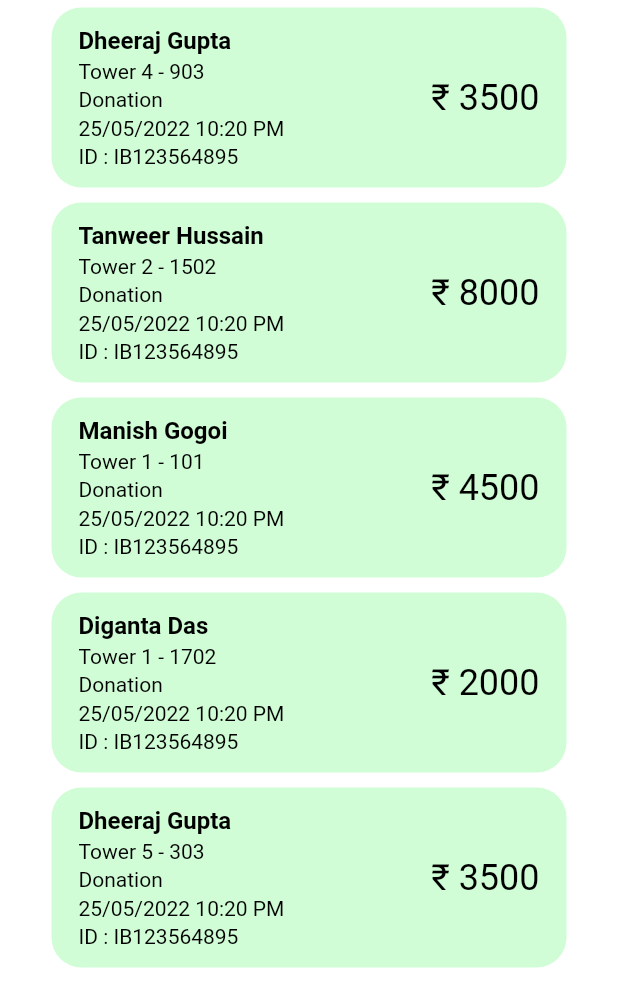
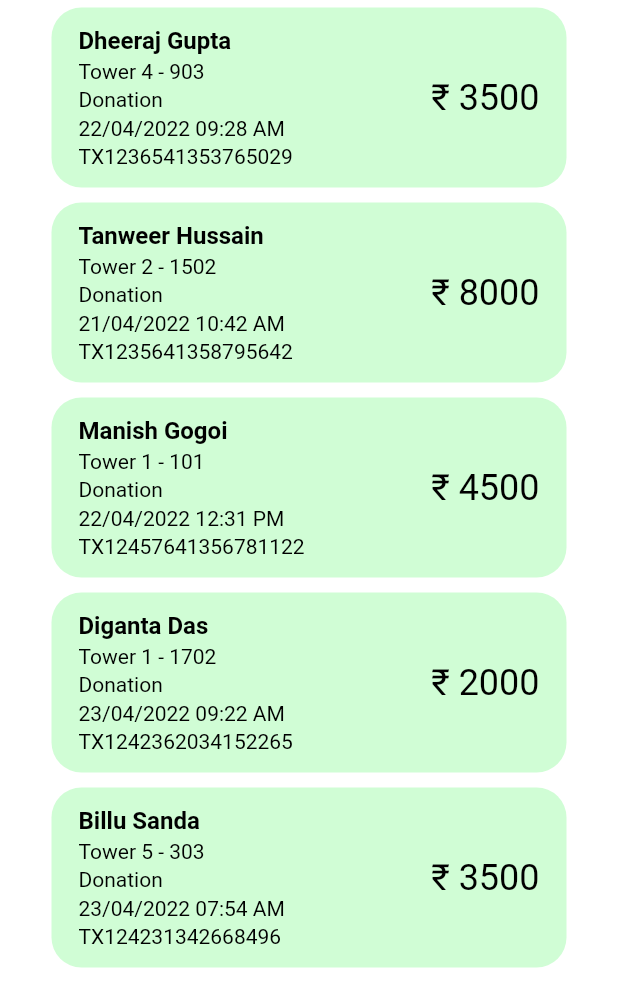
Before and after one commit to faizm55212/finsem_org, a Flutter app: the CrowdfundingPaymentScreen widget shown alone on an empty page, opened directly, on a phone screen of 412 x 824 dp. Shown: the top 1007 px of the screen. Run offline on Flutter 3.47's test engine with Material 2 defaults, Android fonts, the phone set to English and light mode, and no system bars; our stand-ins replace cloud_firestore, cloud_functions, firebase_auth, firebase_core, flutter_screenutil, flutter_svg and 4 more; missing offline and left inert: firebase_app_check; accounts and stored records are empty.

Commit message:
major part done

```diff
--- a/lib/ui/component/dummy.dart
+++ b/lib/ui/component/dummy.dart
@@ -126,31 +126,46 @@ class DummyData {
       blockRoom: "Tower 4 - 903",
       number: "9614035474",
       amount: "2000",
-        pName: "Dheeraj Gupta"),
+      pName: "Dheeraj Gupta",
+      dateTime: "22/04/2022 09:28 AM",
+      trxID: "TX1236541353765029",
+    ),
     PaymentDonation(
       purpose: "Donation",
       blockRoom: "Tower 2 - 1502",
       number: "8691540312",
       amount: "8000",
-        pName: "Tanweer Hussain"),
+      pName: "Tanweer Hussain",
+      dateTime: "21/04/2022 10:42 AM",
+      trxID: "TX1235641358795642",
+    ),
     PaymentDonation(
       purpose: "Donation",
       blockRoom: "Tower 1 - 101",
       number: "723489065",
       amount: "4000",
-        pName: "Manish Gogoi"),
+      pName: "Manish Gogoi",
+      dateTime: "22/04/2022 12:31 PM",
+      trxID: "TX12457641356781122",
+    ),
     PaymentDonation(
       purpose: "Donation",
       blockRoom: "Tower 1 - 1702",
       number: "9895035480",
       amount: "6000",
-        pName: "Diganta Das"),
+      pName: "Diganta Das",
+      dateTime: "23/04/2022 09:22 AM",
+      trxID: "TX1242362034152265",
+    ),
     PaymentDonation(
       purpose: "Donation",
       blockRoom: "Tower 5 - 303",
       number: "9987045075",
       amount: "4000",
-        pName: "Dheeraj Gupta"),
+      pName: "Billu Sanda",
+      dateTime: "23/04/2022 07:54 AM",
+      trxID: "TX124231342668496",
+    ),
   ].obs;
 }
 
@@ -160,14 +175,17 @@ class PaymentDonation {
   final String purpose;
   final String number;
   final String amount;
+  final String dateTime;
+  final String trxID;
 
-  PaymentDonation({
-    required this.purpose,
+  PaymentDonation(
+      {required this.purpose,
       required this.blockRoom,
       required this.number,
       required this.amount,
       required this.pName,
-  });
+      required this.dateTime,
+      required this.trxID});
 }
 
 class PaymentPending {
--- a/lib/ui/screens/transactions_screen/crowdFunding/crowdfunding_payment_screen.dart
+++ b/lib/ui/screens/transactions_screen/crowdFunding/crowdfunding_payment_screen.dart
@@ -11,6 +11,7 @@ class CrowdfundingPaymentScreen extends StatelessWidget {
     return Container(
       color: FinColours.secondaryColor,
       child: ListView.builder(
+          physics: BouncingScrollPhysics(),
           itemCount: DummyData().paymentDonation.length,
           itemBuilder: (BuildContext context, int index) {
             return Column(
@@ -59,14 +60,14 @@ class CrowdfundingPaymentScreen extends StatelessWidget {
                           ),
                           Text(
                             //trx date
-                            "25/05/2022 10:20 PM",
+                            DummyData().paymentDonation[index].dateTime,
                             style: TextStyle(
                                 color: FinColours.secondaryTextColor,
                                 fontSize: 14),
                           ),
                           Text(
                             //trx id
-                            "ID : " + "IB123564895",
+                            DummyData().paymentDonation[index].trxID,
                             style: TextStyle(
                                 color: FinColours.secondaryTextColor,
                                 fontSize: 14),
--- a/lib/ui/screens/transactions_screen/history/history_payment_screen.dart
+++ b/lib/ui/screens/transactions_screen/history/history_payment_screen.dart
@@ -12,6 +12,7 @@ class HistoryPaymentScreen extends StatelessWidget {
       color: FinColours.secondaryColor,
       child: Center(
         child: ListView.builder(
+            physics: BouncingScrollPhysics(),
             itemCount: DummyData().paymentHistory.length,
             itemBuilder: (BuildContext context, int index) {
               return Column(
```
Also changed, not shown: lib/ui/screens/services/services.dart (+172 -1 lines), lib/ui/screens/transactions_screen/pending/pending_payment_screen.dart (+7 -4 lines). Lines whose indentation alone changed are shown as unchanged.
